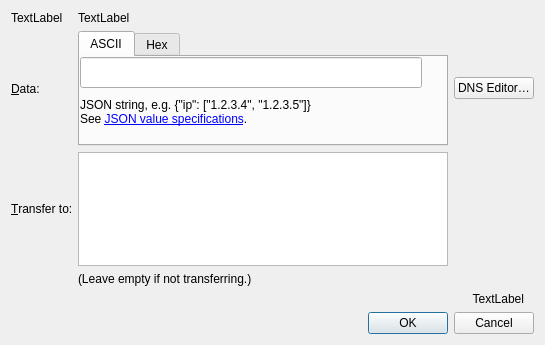
Before: the Qt Designer form electrum_nmc/electrum/gui/qt/forms/configurenamedialog.ui in sevenrats/electrum-nmc, drawn with Qt 5.
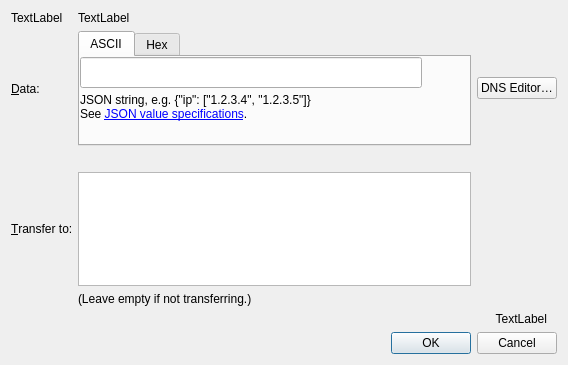
After: the same form once the commit is applied. Custom widgets are drawn as their Qt base class.

Commit message:
Validation Configure Name Dialog
Validation Configure Name Dialog

```diff
--- a/electrum_nmc/electrum/gui/qt/forms/configurenamedialog.ui
+++ b/electrum_nmc/electrum/gui/qt/forms/configurenamedialog.ui
@@ -6,8 +6,8 @@
    <rect>
     <x>0</x>
     <y>0</y>
-    <width>545</width>
-    <height>345</height>
+    <width>568</width>
+    <height>365</height>
    </rect>
   </property>
   <property name="sizePolicy">
@@ -19,21 +19,22 @@
   <property name="windowTitle">
    <string>Configure Name</string>
   </property>
-  <layout class="QGridLayout" name="gridLayout_2">
-   <item row="0" column="0">
+  <layout class="QVBoxLayout" name="verticalLayout">
+   <item>
     <layout class="QGridLayout" name="gridLayout">
-     <item row="4" column="1">
-      <layout class="QHBoxLayout" name="transferToLayout">
-       <property name="spacing">
-        <number>0</number>
+     <item row="6" column="1">
+      <widget class="QLabel" name="labelTransferToHint">
+       <property name="text">
+        <string>(Leave empty if not transferring.)</string>
        </property>
-       <property name="sizeConstraint">
-        <enum>QLayout::SetDefaultConstraint</enum>
+      </widget>
+     </item>
+     <item row="2" column="2">
+      <widget class="QPushButton" name="btnDNSEditor">
+       <property name="text">
+        <string>DNS Editor…</string>
        </property>
-       <item>
-        <widget class="QPayToEdit" name="transferTo"/>
-       </item>
-      </layout>
+      </widget>
      </item>
      <item row="2" column="0">
       <widget class="QLabel" name="label">
@@ -48,14 +49,27 @@
        </property>
       </widget>
      </item>
-     <item row="2" column="2">
-      <widget class="QPushButton" name="btnDNSEditor">
+     <item row="0" column="0">
+      <widget class="QLabel" name="labelNamespace">
        <property name="text">
-        <string>DNS Editor…</string>
+        <string notr="true">TextLabel</string>
        </property>
+       <property name="buddy">
+        <cstring>dataEdit</cstring>
+       </property>
       </widget>
      </item>
-     <item row="4" column="0">
+     <item row="0" column="1">
+      <widget class="QLabel" name="labelName">
+       <property name="text">
+        <string notr="true">TextLabel</string>
+       </property>
+       <property name="textFormat">
+        <enum>Qt::PlainText</enum>
+       </property>
+      </widget>
+     </item>
+     <item row="5" column="0">
       <widget class="QLabel" name="labelTransferTo">
        <property name="text">
         <string>&amp;Transfer to:</string>
@@ -65,6 +79,19 @@
        </property>
       </widget>
      </item>
+     <item row="5" column="1">
+      <layout class="QHBoxLayout" name="transferToLayout">
+       <property name="spacing">
+        <number>0</number>
+       </property>
+       <property name="sizeConstraint">
+        <enum>QLayout::SetDefaultConstraint</enum>
+       </property>
+       <item>
+        <widget class="QPayToEdit" name="transferTo"/>
+       </item>
+      </layout>
+     </item>
      <item row="1" column="1">
       <spacer name="verticalSpacer_2">
        <property name="orientation">
@@ -78,16 +105,6 @@
        </property>
       </spacer>
      </item>
-     <item row="0" column="1">
-      <widget class="QLabel" name="labelName">
-       <property name="text">
-        <string notr="true">TextLabel</string>
-       </property>
-       <property name="textFormat">
-        <enum>Qt::PlainText</enum>
-       </property>
-      </widget>
-     </item>
      <item row="2" column="1">
       <layout class="QHBoxLayout" name="horizontalLayout_3">
        <item>
@@ -117,7 +134,7 @@
              <x>0</x>
              <y>30</y>
              <width>361</width>
-             <height>51</height>
+             <height>41</height>
             </rect>
            </property>
            <property name="text">
@@ -246,26 +263,25 @@
        </property>
       </spacer>
      </item>
-     <item row="0" column="0">
-      <widget class="QLabel" name="labelNamespace">
+     <item row="4" column="1" colspan="2">
+      <widget class="QLabel" name="labelValidJSON">
        <property name="text">
-        <string notr="true">TextLabel</string>
+        <string notr="true"/>
        </property>
-       <property name="buddy">
-        <cstring>dataEdit</cstring>
+       <property name="alignment">
+        <set>Qt::AlignRight|Qt::AlignTrailing|Qt::AlignVCenter</set>
        </property>
-      </widget>
-     </item>
-     <item row="5" column="1">
-      <widget class="QLabel" name="labelTransferToHint">
-       <property name="text">
-        <string>(Leave empty if not transferring.)</string>
+       <property name="margin">
+        <number>10</number>
+       </property>
+       <property name="indent">
+        <number>10</number>
        </property>
       </widget>
      </item>
     </layout>
    </item>
-   <item row="1" column="0">
+   <item>
     <widget class="QLabel" name="labelSubmitHint">
      <property name="text">
       <string notr="true">TextLabel</string>
@@ -281,7 +297,7 @@
      </property>
     </widget>
    </item>
-   <item row="2" column="0">
+   <item>
     <layout class="QHBoxLayout" name="horizontalLayout">
      <item>
       <spacer name="horizontalSpacer">
```
The commit also changes 3 other files.
